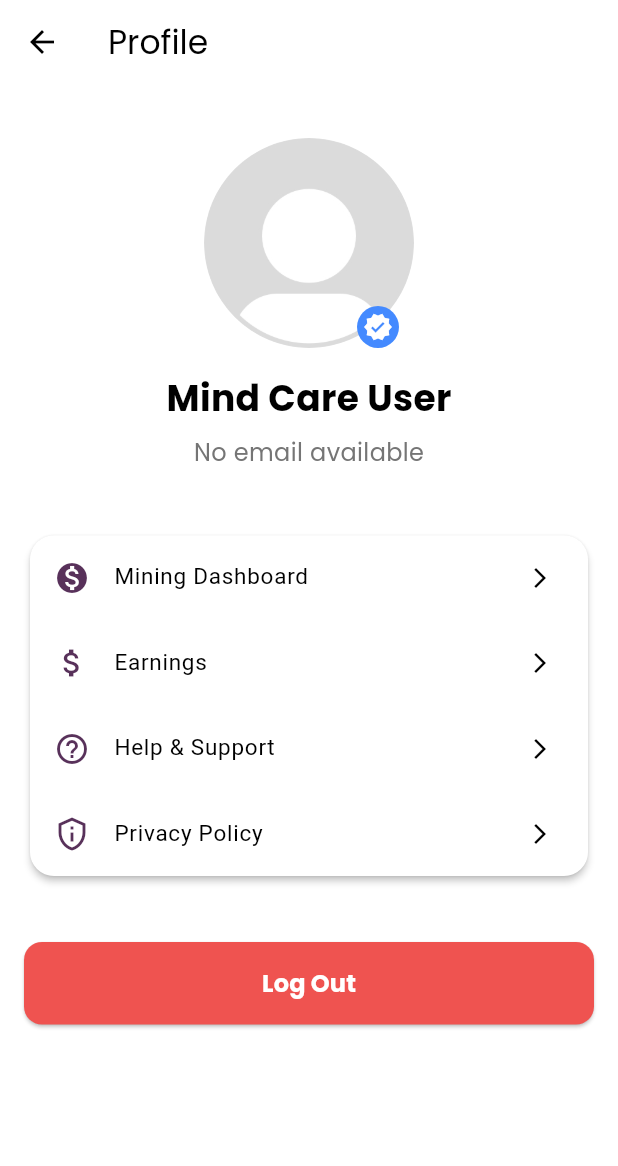
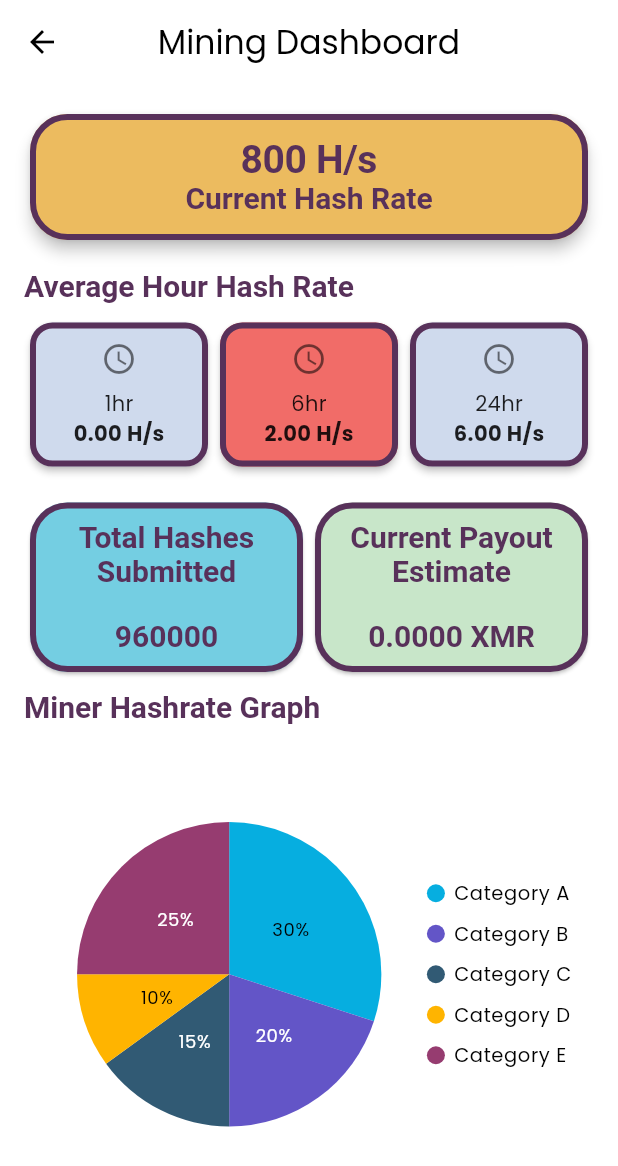
Before and after one commit to HarmonyHackers/MindCare-Flutter, a Flutter app: the ProfileScreen screen opened directly, after a tap on "Mining Dashboard", on a phone screen of 412 x 824 dp. Shown: the top 1166 px of the screen. Run offline on Flutter 3.47's test engine with Material 3 defaults, Android fonts, the light colour scheme and no system bars; our stand-ins replace equatable, firebase_auth, firebase_core, flutter_bloc, flutter_markdown, font_awesome_flutter and 6 more; accounts and stored records are empty; Roboto replaces fonts that are missing (Kodchasan).

Commit message:
added mining dashboard

```diff
--- a/lib/screens/home_screen.dart
+++ b/lib/screens/home_screen.dart
@@ -1,7 +1,7 @@
 import 'package:flutter/material.dart';
 import 'package:flutter_bloc/flutter_bloc.dart';
 import 'package:mind_care/screens/daily_videos.dart';
-import 'package:mind_care/screens/profile_screen.dart';
+import 'package:mind_care/screens/profile/profile_screen.dart';
 import 'package:mind_care/utils/contants.dart';
 import 'package:url_launcher/url_launcher.dart';
 import '../blocs/auth/auth_bloc.dart';
@@ -60,10 +60,10 @@ class HomeScreen extends StatelessWidget {
                         title: Text("Profile"),
                       ),
                     ),
-                    const ListTile(
-                      leading: Icon(Icons.mood),
-                      title: Text("Mood History"),
-                    ),
+                    // const ListTile(
+                    //   leading: Icon(Icons.mood),
+                    //   title: Text("Mood History"),
+                    // ),
                     GestureDetector(
                       onTap: () {
                         //! Show a confirmation dialog
--- /dev/null
+++ b/lib/screens/profile/mining_dashboard.dart
@@ -0,0 +1,189 @@
+import 'package:flutter/material.dart';
+import 'package:mind_care/config/colors.dart';
+import 'package:mind_care/widgets/pie_chart.dart';
+
+class MiningDashboard extends StatelessWidget {
+  const MiningDashboard({super.key});
+
+  @override
+  Widget build(BuildContext context) {
+    return Scaffold(
+      appBar: AppBar(
+        elevation: 0,
+        scrolledUnderElevation: 0,
+        title: const Text(
+          'Mining Dashboard',
+          style: TextStyle(color: Colors.black),
+        ),
+        centerTitle: true,
+      ),
+      body: Padding(
+        padding: const EdgeInsets.all(16.0),
+        child: Column(
+          crossAxisAlignment: CrossAxisAlignment.stretch,
+          children: [
+            //! Current Hash Rate Card
+            _buildHashRateCard(context),
+
+            const SizedBox(height: 16),
+
+            Text(
+              'Average Hour Hash Rate',
+              style: Theme.of(context).textTheme.displayMedium,
+            ),
+
+            const SizedBox(height: 8),
+
+            // Average Hour Hash Rate Rows
+            _buildAverageHashRateRow(),
+
+            const SizedBox(height: 16),
+
+            // Last Hash Submitted and Current Payout Row
+            _buildLastHashAndPayoutRow(context),
+
+            const Spacer(),
+
+            //! Miner Hashrate Graph Title
+            Text(
+              'Miner Hashrate Graph',
+              style: Theme.of(context).textTheme.displayMedium,
+            ),
+            const SizedBox(height: 16),
+            const PieChart(),
+            const Spacer(),
+          ],
+        ),
+      ),
+    );
+  }
+
+  Widget _buildHashRateCard(BuildContext context) {
+    return Card(
+      elevation: 4,
+      shape: RoundedRectangleBorder(
+        borderRadius: BorderRadius.circular(25),
+        side: const BorderSide(width: 4, color: AppColors.primary),
+      ),
+      color: AppColors.moodYellow,
+      child: Padding(
+        padding: const EdgeInsets.all(16.0),
+        child: Column(
+          children: [
+            Text(
+              '800 H/s',
+              style: Theme.of(context).textTheme.displayLarge,
+            ),
+            Text(
+              'Current Hash Rate',
+              style: Theme.of(context).textTheme.displayMedium,
+            ),
+          ],
+        ),
+      ),
+    );
+  }
+
+  Widget _buildAverageHashRateRow() {
+    return Row(
+      mainAxisAlignment: MainAxisAlignment.spaceBetween,
+      children: [
+        _buildTimeHashRateCard('1hr', '0.00', AppColors.cardLavender),
+        _buildTimeHashRateCard('6hr', '2.00', AppColors.cardRed),
+        _buildTimeHashRateCard('24hr', '6.00', AppColors.cardLavender),
+      ],
+    );
+  }
+
+  Widget _buildTimeHashRateCard(String time, String hashRate, Color cardColor) {
+    return Expanded(
+      child: Card(
+        color: cardColor,
+        elevation: 2,
+        shape: RoundedRectangleBorder(
+          borderRadius: BorderRadius.circular(15),
+          side: const BorderSide(width: 4, color: AppColors.primary),
+        ),
+        child: Padding(
+          padding: const EdgeInsets.all(12.0),
+          child: Column(
+            children: [
+              const Icon(Icons.access_time, color: Colors.black54),
+              const SizedBox(height: 8),
+              Text(
+                time,
+                style: const TextStyle(color: Colors.black87),
+              ),
+              Text(
+                '$hashRate H/s',
+                style: const TextStyle(
+                  fontWeight: FontWeight.bold,
+                  color: Colors.black87,
+                ),
+              ),
+            ],
+          ),
+        ),
+      ),
+    );
+  }
+
+  Widget _buildLastHashAndPayoutRow(BuildContext context) {
+    return Row(
+      children: [
+        Expanded(
+          child: Card(
+            shape: RoundedRectangleBorder(
+              borderRadius: BorderRadius.circular(25),
+              side: const BorderSide(width: 4, color: AppColors.primary),
+            ),
+            color: AppColors.cardBlue,
+            child: Padding(
+              padding: const EdgeInsets.all(12.0),
+              child: Column(
+                children: [
+                  Text(
+                    'Total Hashes\nSubmitted',
+                    textAlign: TextAlign.center,
+                    style: Theme.of(context).textTheme.displayMedium,
+                  ),
+                  const SizedBox(height: 20),
+                  Text(
+                    '960000',
+                    style: Theme.of(context).textTheme.displayMedium,
+                  ),
+                ],
+              ),
+            ),
+          ),
+        ),
+        Expanded(
+          child: Card(
+            shape: RoundedRectangleBorder(
+              borderRadius: BorderRadius.circular(25),
+              side: const BorderSide(width: 4, color: AppColors.primary),
+            ),
+            color: Colors.green[100],
+            child: Padding(
+              padding: const EdgeInsets.all(12.0),
+              child: Column(
+                children: [
+                  Text(
+                    'Current Payout\nEstimate',
+                    textAlign: TextAlign.center,
+                    style: Theme.of(context).textTheme.displayMedium,
+                  ),
+                  const SizedBox(height: 20),
+                  Text(
+                    '0.0000 XMR',
+                    style: Theme.of(context).textTheme.displayMedium,
+                  ),
+                ],
+              ),
+            ),
+          ),
+        ),
+      ],
+    );
+  }
+}
--- a/lib/screens/profile_screen.dart
+++ b/lib/screens/profile/profile_screen.dart
@@ -1,11 +1,12 @@
 import 'package:flutter/material.dart';
 import 'package:flutter_bloc/flutter_bloc.dart';
-import '../blocs/auth/auth_bloc.dart';
-import '../blocs/auth/auth_event.dart';
-import '../blocs/auth/auth_state.dart';
-import '../config/colors.dart';
-import '../models/user_model.dart';
-import 'auth/login_screen.dart';
+import 'package:mind_care/screens/profile/mining_dashboard.dart';
+import '../../blocs/auth/auth_bloc.dart';
+import '../../blocs/auth/auth_event.dart';
+import '../../blocs/auth/auth_state.dart';
+import '../../config/colors.dart';
+import '../../models/user_model.dart';
+import '../auth/login_screen.dart';
 
 class ProfileScreen extends StatelessWidget {
   const ProfileScreen({super.key});
@@ -117,13 +118,20 @@ class ProfileScreen extends StatelessWidget {
       {
         'icon': Icons.monetization_on_sharp,
         'title': 'Mining Dashboard',
-        'onTap': () {}
+        'onTap': () {
+          Navigator.push(
+            context,
+            MaterialPageRoute(
+              builder: (context) => const MiningDashboard(),
+            ),
+          );
+        }
       },
-      {
-        'icon': Icons.attach_money,
-        'title': 'Earnings',
-        'onTap': () {},
-      },
+      // {
+      //   'icon': Icons.attach_money,
+      //   'title': 'Earnings',
+      //   'onTap': () {},
+      // },
       {
         'icon': Icons.help_outline,
         'title': 'Help & Support',
--- a/lib/widgets/app_bar.dart
+++ b/lib/widgets/app_bar.dart
@@ -6,7 +6,7 @@ import 'package:mind_care/blocs/auth/auth_state.dart';
 import 'package:mind_care/config/colors.dart';
 import 'package:responsive_sizer/responsive_sizer.dart';
 import '../models/user_model.dart';
-import '../screens/profile_screen.dart';
+import '../screens/profile/profile_screen.dart';
 
 class CustomAppBar extends StatelessWidget implements PreferredSizeWidget {
   final GlobalKey<ScaffoldState> scaffoldKey;
--- /dev/null
+++ b/lib/widgets/pie_chart.dart
@@ -0,0 +1,40 @@
+import 'package:flutter/material.dart';
+import 'package:syncfusion_flutter_charts/charts.dart';
+
+class PieChart extends StatelessWidget {
+  const PieChart({super.key});
+
+  @override
+  Widget build(BuildContext context) {
+    return SfCircularChart(
+      legend: const Legend(isVisible: true),
+      series: <PieSeries<_PieData, String>>[
+        PieSeries<_PieData, String>(
+          explode: true,
+          explodeIndex: 0,
+          dataSource: pieData,
+          xValueMapper: (_PieData data, _) => data.xData,
+          yValueMapper: (_PieData data, _) => data.yData,
+          dataLabelMapper: (_PieData data, _) => data.text,
+          dataLabelSettings: const DataLabelSettings(isVisible: true),
+        ),
+      ],
+    );
+  }
+}
+
+class _PieData {
+  _PieData(this.xData, this.yData, this.text);
+  final String xData;
+  final num yData;
+  final String text;
+}
+
+// ignore: library_private_types_in_public_api
+final List<_PieData> pieData = [
+  _PieData('Category A', 30, '30%'),
+  _PieData('Category B', 20, '20%'),
+  _PieData('Category C', 15, '15%'),
+  _PieData('Category D', 10, '10%'),
+  _PieData('Category E', 25, '25%'),
+];
--- a/pubspec.yaml
+++ b/pubspec.yaml
@@ -29,8 +29,9 @@ dependencies:
   shared_preferences: ^2.5.2
   flutter_bloc: ^9.1.0
   equatable: ^2.0.7
-  intl: ^0.20.2
+  intl: ^0.18.1
   youtube_player_flutter: ^9.1.1
+  syncfusion_flutter_charts: ^23.1.38
 
 dev_dependencies:
   flutter_test:
```
Also changed, not shown: pubspec.lock.
